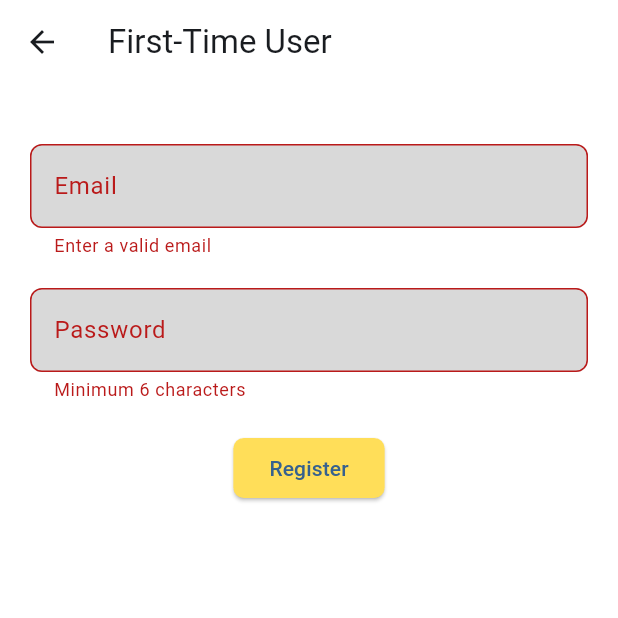
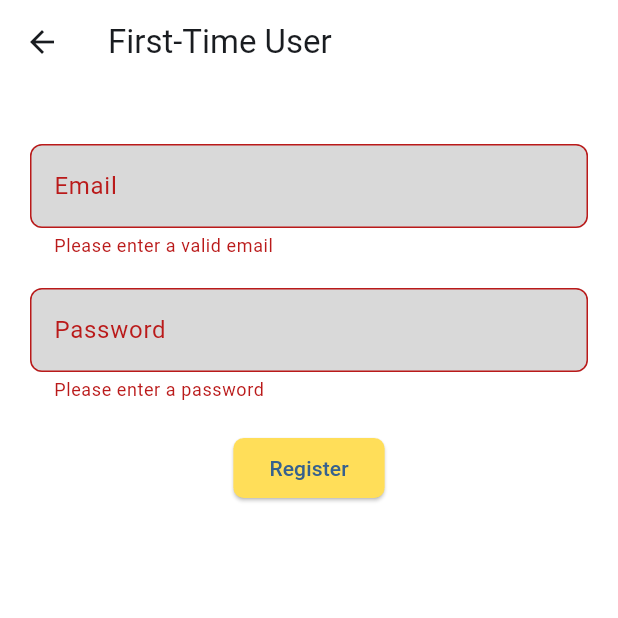
Before and after one commit to fernandocm9/MAD_project2_stocks, a Flutter app: the RegisterScreen screen opened directly, after a tap on "Register", on a phone screen of 412 x 824 dp, the top half of it. Run offline on Flutter 3.47's test engine with Material 3 defaults, Android fonts, the light colour scheme and no system bars; our stand-ins replace cloud_firestore, firebase_auth, firebase_core, fl_chart; accounts and stored records are empty.

Commit message:
added regex to email validator rather than just checking for @

```diff
--- a/stocks_app/lib/register_screen.dart
+++ b/stocks_app/lib/register_screen.dart
@@ -74,16 +74,31 @@ class _RegisterScreenState extends State<RegisterScreen> {
               TextFormField(
                 controller: _emailController,
                 decoration: const InputDecoration(labelText: 'Email', border: OutlineInputBorder(borderRadius: BorderRadius.all(Radius.circular(8))), filled: true, fillColor: Color(0xFFd9d9d9)),
-                validator: (value) =>
-                    value!.contains('@') ? null : 'Enter a valid email',
+                validator: (value) {
+                  if (value == null || value.isEmpty) {
+                    return 'Please enter a valid email';
+                  } else if (value.length < 5) {
+                    return 'Email must be at least 5 characters';
+                  } else if (!RegExp(r'^[a-zA-Z0-9._%+-]+@[a-zA-Z0-9.-]+\.[a-zA-Z]{2,}$')
+                      .hasMatch(value)) {
+                    return 'Please enter a valid email address';
+                  }
+                  return null;
+                },
               ),
               const SizedBox(height: 20),
               TextFormField(
                 controller: _passwordController,
                 decoration: const InputDecoration(labelText: 'Password', border: OutlineInputBorder(borderRadius: BorderRadius.all(Radius.circular(8))), filled: true, fillColor: Color(0xFFd9d9d9)),
                 obscureText: true,
-                validator: (value) =>
-                    value!.length < 6 ? 'Minimum 6 characters' : null,
+                validator: (value) {
+                  if (value == null || value.isEmpty) {
+                    return 'Please enter a password';
+                  } else if (value.length < 6) {
+                    return 'Password must be at least 6 characters';
+                  }
+                  return null;
+                },
               ),
               const SizedBox(height: 20),
               _isLoading
--- a/stocks_app/lib/watchlist.dart
+++ b/stocks_app/lib/watchlist.dart
@@ -51,7 +51,7 @@ class StockProfile {
 Future<List<ChartData>> fetchChartData(String symbol) async {
   const String AV_KEY = 'Y5M68XBXFU2HZ9H6';
   final today = DateTime.now();
-  final endDate = today.subtract(const Duration(days: 30)); // Past month
+  final endDate = today.subtract(const Duration(days: 30));
 
   final timeSeries = await http.get(
     Uri.parse('https://www.alphavantage.co/query?function=TIME_SERIES_DAILY&symbol=$symbol&outputsize=compact&apikey=$AV_KEY'),
```
